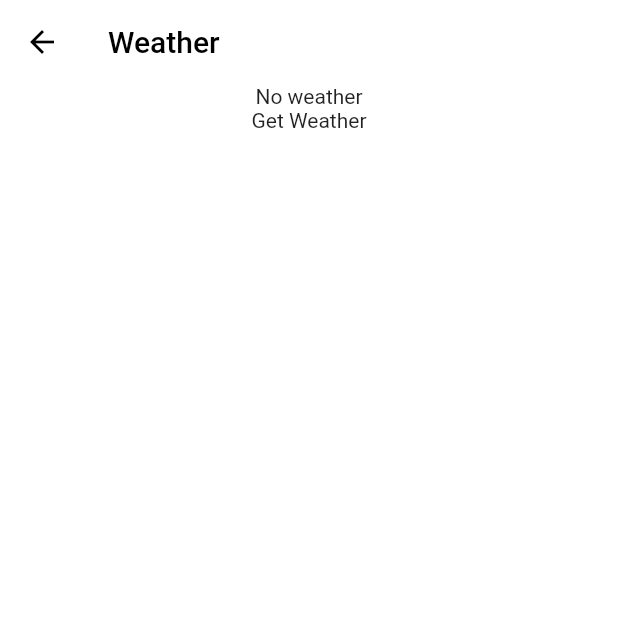
After one commit to maroafenogho/fun_concepts, a Flutter app: the WeatherHome screen opened directly, on a phone screen of 412 x 824 dp, the top half of it. The commit adds this screen. Run offline on Flutter 3.47's test engine with Material 2 defaults, Android fonts, the phone set to English and light mode, and no system bars; our stand-ins replace equatable, flutter_riverpod, hooks_riverpod.

Commit message:
weather with riverpod works

```diff
--- /dev/null
+++ b/lib/app/models/weather_model.dart
@@ -0,0 +1,20 @@
+import 'package:equatable/equatable.dart';
+
+class Weather extends Equatable {
+  String description;
+  double temp;
+
+  Weather({required this.description, required this.temp});
+
+  factory Weather.fromJson(Map<String, dynamic> map) {
+    return Weather(
+        description: map['weather'][0]['description'],
+        temp: map['main']['temp']);
+  }
+
+  @override
+  List<Object?> get props => [
+        description,
+        temp,
+      ];
+}
--- /dev/null
+++ b/lib/app/modules/weather/notifiers/weather_state.dart
@@ -0,0 +1,35 @@
+import 'package:bootcamp101/app/models/weather_model.dart';
+import 'package:equatable/equatable.dart';
+
+enum WeatherStatus { initial, loading, success, failure }
+
+extension WeatherStatusX on WeatherStatus {
+  bool get isInitial => this == WeatherStatus.initial;
+  bool get isLoading => this == WeatherStatus.loading;
+  bool get isSuccess => this == WeatherStatus.success;
+  bool get isFailure => this == WeatherStatus.failure;
+}
+
+class WeatherState extends Equatable {
+  const WeatherState(
+      {required this.weathers, this.status = WeatherStatus.initial});
+  final WeatherStatus status;
+  final List<Weather> weathers;
+
+  factory WeatherState.initial() {
+    return const WeatherState(
+      weathers: [],
+    );
+  }
+
+  WeatherState copyWith({
+    WeatherStatus? status,
+    List<Weather>? weathers,
+  }) {
+    return WeatherState(
+        status: status ?? this.status, weathers: weathers ?? this.weathers);
+  }
+
+  @override
+  List<Object?> get props => [status];
+}
--- /dev/null
+++ b/lib/app/modules/weather/notifiers/weather_state_notifier.dart
@@ -0,0 +1,37 @@
+import 'package:bootcamp101/app/modules/weather/notifiers/weather_state.dart';
+import 'package:bootcamp101/app/modules/weather/repository/weather_repository.dart';
+import 'package:hooks_riverpod/hooks_riverpod.dart';
+
+import '../../../models/weather_model.dart';
+
+final weatherRepositoryProvider = Provider<WeatherRepository>(
+  (ref) => WeatherRepository(),
+);
+
+final weatherNotifierProvider =
+    StateNotifierProvider<WeatherNotifier, WeatherState>((ref) {
+  return WeatherNotifier(ref.watch(weatherRepositoryProvider));
+});
+
+class WeatherNotifier extends StateNotifier<WeatherState> {
+  WeatherNotifier(this._weatherRepository) : super(WeatherState.initial());
+  final WeatherRepository _weatherRepository;
+
+  getWeather() async {
+    state = state.copyWith(status: WeatherStatus.loading);
+    try {
+      final weatherList = <Weather>[];
+      final weather = await _weatherRepository.getWeather();
+
+      for (final item in weather) {
+        weatherList
+            .add(Weather(description: item.description, temp: item.temp - 273));
+        state = state.copyWith(
+            status: WeatherStatus.success, weathers: weatherList);
+      }
+    } on Exception {
+      state = state.copyWith(status: WeatherStatus.failure);
+    }
+    // state.status WeatherStatus.loading;
+  }
+}
--- /dev/null
+++ b/lib/app/modules/weather/repository/weather_repository.dart
@@ -0,0 +1,19 @@
+import 'package:bootcamp101/app/models/weather_model.dart';
+import 'package:bootcamp101/app/modules/weather/services/api_client.dart';
+// import 'package:bootcamp101/modules/app/modules/weather/services/api_client.dart';
+
+class WeatherRepository {
+  WeatherRepository({ApiClient? apiClient})
+      : _apiClient = apiClient ?? ApiClient();
+
+  final ApiClient _apiClient;
+
+  Future<List<Weather>> getWeather() async {
+    final List<Weather> weatherList = [];
+    final weatherReturn = await _apiClient.getWeather();
+    for (final item in weatherReturn) {
+      weatherList.add(Weather(description: item.description, temp: item.temp));
+    }
+    return weatherList;
+  }
+}
--- /dev/null
+++ b/lib/app/modules/weather/screens/weather_screen.dart
@@ -0,0 +1,63 @@
+import 'package:bootcamp101/app/modules/weather/notifiers/weather_state.dart';
+import 'package:bootcamp101/app/modules/weather/notifiers/weather_state_notifier.dart';
+import 'package:flutter/material.dart';
+import 'package:hooks_riverpod/hooks_riverpod.dart';
+
+class WeatherHome extends HookConsumerWidget {
+  const WeatherHome({Key? key}) : super(key: key);
+  @override
+  Widget build(BuildContext context, WidgetRef ref) {
+    return Scaffold(
+      backgroundColor: Colors.white,
+      appBar: AppBar(
+        title: Text('Weather'),
+      ),
+      body: Consumer(builder: ((context, ref, child) {
+        final state = ref.watch(weatherNotifierProvider);
+
+        switch (state.status) {
+          case WeatherStatus.initial:
+            return Center(
+              child: SizedBox(
+                child: Column(
+                  children: [
+                    Text('No weather'),
+                    InkWell(
+                        onTap: () {
+                          ref
+                              .read(weatherNotifierProvider.notifier)
+                              .getWeather();
+                        },
+                        child: Text('Get Weather')),
+                  ],
+                ),
+              ),
+            );
+          case WeatherStatus.loading:
+            return const Center(
+              child: SizedBox(
+                child: CircularProgressIndicator(),
+              ),
+            );
+          case WeatherStatus.success:
+            return Center(
+              child: SizedBox(
+                child: Column(
+                  children: [
+                    Text(state.weathers[0].description),
+                    Text(state.weathers[0].temp.toString()),
+                  ],
+                ),
+              ),
+            );
+          case WeatherStatus.failure:
+            return const Center(
+              child: SizedBox(
+                child: Text('Error'),
+              ),
+            );
+        }
+      })),
+    );
+  }
+}
--- /dev/null
+++ b/lib/app/modules/weather/services/api_client.dart
@@ -0,0 +1,21 @@
+import 'package:bootcamp101/app/models/weather_model.dart';
+import 'package:bootcamp101/constants.dart';
+// import 'package:bootcamp101/modules/models/weather_model.dart';
+import 'package:http/http.dart' as http;
+import 'dart:convert';
+
+class ApiClient {
+  Future<List<Weather>> getWeather() async {
+    List<Weather> weatherList = [];
+    final response = await http.get(Uri.parse(
+        '${AppConstants.baseUrl}/data/2.5/weather?lat=37.6237&lon=-121.8842&appid=${AppConstants.apiKey}'));
+    if (response.statusCode == 200) {
+      final jsonResponse = jsonDecode(response.body);
+      weatherList.add(Weather.fromJson(jsonResponse));
+      // print(weatherList);
+      return weatherList;
+    } else {
+      return [];
+    }
+  }
+}
--- /dev/null
+++ b/lib/constants.dart
@@ -0,0 +1,4 @@
+class AppConstants {
+  static const apiKey = '11550355e1e024e98df0748589596d57';
+  static const baseUrl = 'https://api.openweathermap.org';
+}
--- a/pubspec.yaml
+++ b/pubspec.yaml
@@ -27,6 +27,9 @@ dependencies:
   font_awesome_flutter: ^10.1.0
   flutter_riverpod: ^1.0.4
   intl: ^0.17.0
+  equatable: ^2.0.5
+  http: ^0.13.5
+  hooks_riverpod: ^1.0.4
 
 dev_dependencies:
   flutter_test:
```
Also changed, not shown: lib/main.dart (+11 -1 lines), lib/app/modules/weather/screens/search_screen.dart (added), pubspec.lock.
